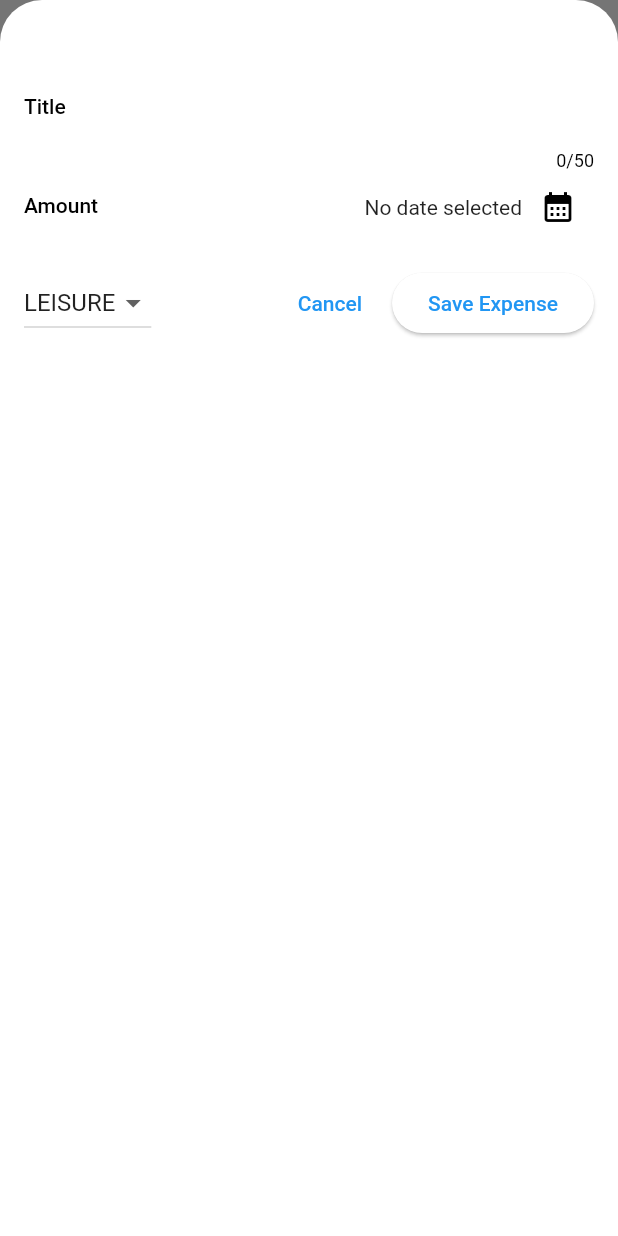
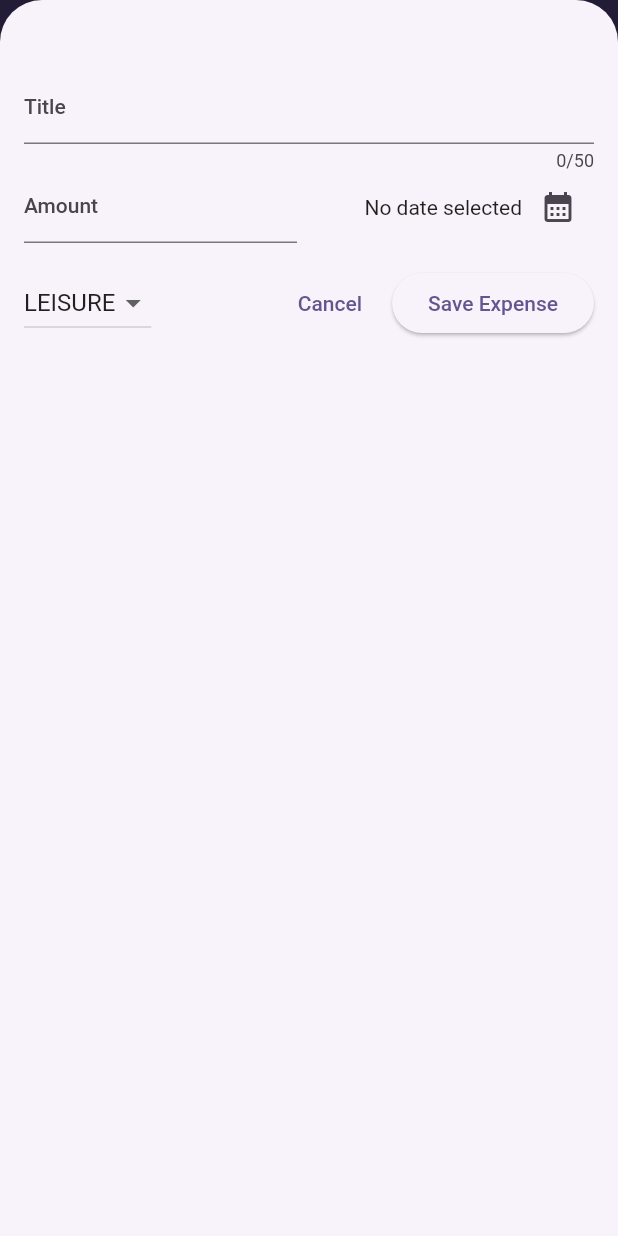
Before and after one commit to Tsenda-Djessy-Flavien/Expense_Tracker, a Flutter app: the screen it shows after launch, after a tap on the "add" icon, on a phone screen of 412 x 824 dp. Run offline on Flutter 3.47's test engine with Material 2 defaults, Android fonts, the phone set to English and light mode, and no system bars.

Commit message:
Définition et utilisation d'un jeu de couleurs

```diff
--- a/lib/main.dart
+++ b/lib/main.dart
@@ -1,4 +1,5 @@
 import 'package:expense_tracker_app/app/expense.dart';
+import 'package:expense_tracker_app/utils/constant.dart';
 import 'package:flutter/material.dart';
 
 void main() {
@@ -8,7 +9,13 @@ void main() {
       // recommander pour la configuration du theme
       theme: ThemeData().copyWith(
         useMaterial3: true,
-        scaffoldBackgroundColor: const Color.fromARGB(255, 220, 189, 252),
+        // recommander pour la configuration des colors
+        colorScheme: kColorScheme,
+        appBarTheme: const AppBarTheme().copyWith(
+          // recommander pour la configuration de la barre d'action
+          backgroundColor: kColorScheme.onPrimaryContainer,
+          foregroundColor: kColorScheme.onPrimary,
+        ),
       ),
       home: const Expenses(),
     ),
--- a/lib/utils/constant.dart
+++ b/lib/utils/constant.dart
@@ -1,3 +1,4 @@
+import 'package:flutter/material.dart';
 import 'package:intl/intl.dart';
 import 'package:uuid/uuid.dart';
 
@@ -6,3 +7,8 @@ const uuid = Uuid();
 
 // formater la date
 final formatter = DateFormat.yMd();
+
+// colorScheme // fromSeed : recommander
+var kColorScheme = ColorScheme.fromSeed(
+  seedColor: const Color.fromARGB(255, 96, 59, 181),
+);
```
